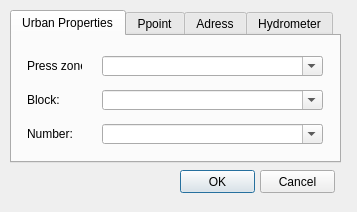
Qt form search/ui/search_plus_dialog_base.ui (Giswater/giswater_qgis_plugin) before a commit.
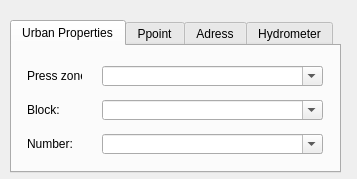
The same form after that commit. Custom widgets are drawn as their Qt base class.

Commit message: #115 Add search option 'Hydrometer' and 'Urban properties'

Patch:
```diff
--- a/search/ui/search_plus_dialog_base.ui
+++ b/search/ui/search_plus_dialog_base.ui
@@ -7,43 +7,17 @@
     <x>0</x>
     <y>0</y>
     <width>357</width>
-    <height>212</height>
+    <height>179</height>
    </rect>
   </property>
   <property name="windowTitle">
    <string>Search plus</string>
   </property>
-  <widget class="QPushButton" name="btn_accept">
-   <property name="geometry">
-    <rect>
-     <x>180</x>
-     <y>170</y>
-     <width>75</width>
-     <height>23</height>
-    </rect>
-   </property>
-   <property name="text">
-    <string>OK</string>
-   </property>
-  </widget>
-  <widget class="QPushButton" name="btn_cancel">
-   <property name="geometry">
-    <rect>
-     <x>260</x>
-     <y>170</y>
-     <width>75</width>
-     <height>23</height>
-    </rect>
-   </property>
-   <property name="text">
-    <string>Cancel</string>
-   </property>
-  </widget>
   <widget class="QTabWidget" name="tab_main">
    <property name="geometry">
     <rect>
      <x>10</x>
-     <y>10</y>
+     <y>20</y>
      <width>331</width>
      <height>153</height>
     </rect>
```
The commit also changes 3 other files.
